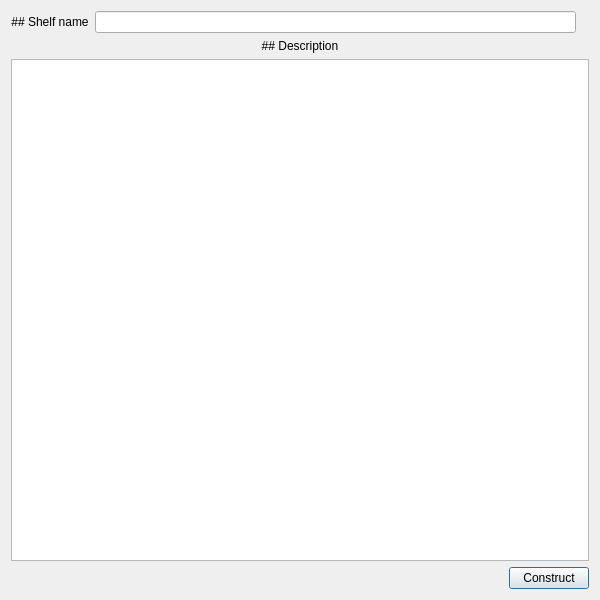
First picture: the form in ui_templates/files/shelf_construct_dialog.ui, repository IliaSuponeff/QWhiteBoard, before the edit.
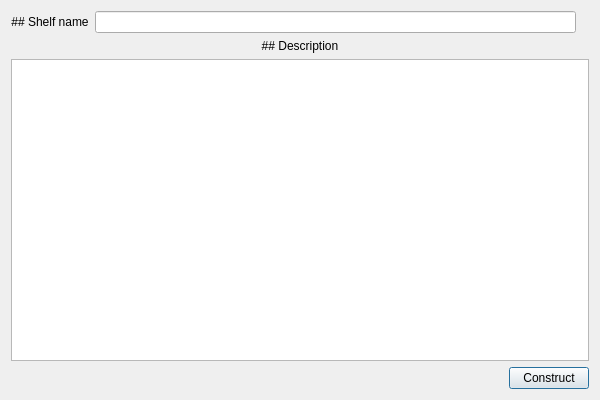
Second picture: the form after the edit.

The edit to the form file:
```diff
--- a/ui_templates/files/shelf_construct_dialog.ui
+++ b/ui_templates/files/shelf_construct_dialog.ui
@@ -10,7 +10,7 @@
     <x>0</x>
     <y>0</y>
     <width>600</width>
-    <height>600</height>
+    <height>400</height>
    </rect>
   </property>
   <property name="minimumSize">
@@ -19,6 +19,12 @@
     <height>400</height>
    </size>
   </property>
+  <property name="maximumSize">
+   <size>
+    <width>600</width>
+    <height>400</height>
+   </size>
+  </property>
   <property name="windowTitle">
    <string>Dialog</string>
   </property>
```
